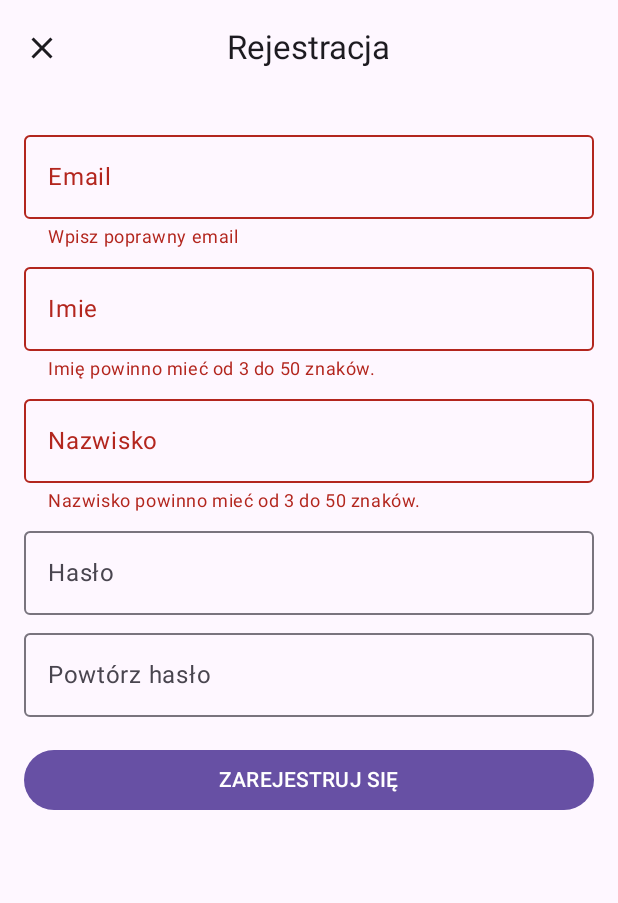
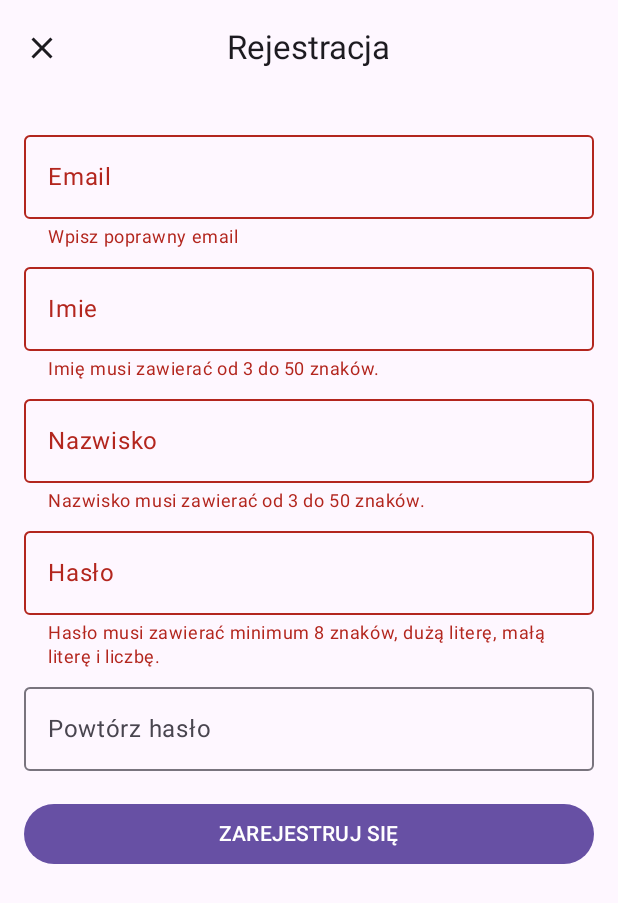
Before and after one commit to AndroBrain/DoborPartneraAndroid, an Android app built with Jetpack Compose: the RegisterScreen screen opened through its navigation route, after a tap on "ZAREJESTRUJ SIĘ", on a phone screen of 412 x 824 dp. Shown: the top 903 px of the screen. Run offline under Robolectric (Android 15) with nearby library versions, the phone set to English and light mode, and no system bars; our stand-ins replace Dagger/Hilt's generated code, accompanist; 5 statements that could not run were skipped.

Commit message:
Add password validation

```diff
--- /dev/null
+++ b/app/src/main/java/ee/pw/edu/pl/doborpartnera/core/validation/PasswordValidator.kt
@@ -0,0 +1,11 @@
+package ee.pw.edu.pl.doborpartnera.core.validation
+
+import ee.pw.edu.pl.doborpartnera.R
+
+object PasswordValidator : FieldValidator {
+    override val errorMessage: Int
+        get() = R.string.validation_err_password
+
+    override fun validate(field: Any?) =
+        field is String && field.length > 8 && field.any { it.isUpperCase() } && field.any { it.isLowerCase() } && field.any { it.isDigit() }
+}
--- a/app/src/main/java/ee/pw/edu/pl/doborpartnera/ui/screen/auth/register/RegisterScreen.kt
+++ b/app/src/main/java/ee/pw/edu/pl/doborpartnera/ui/screen/auth/register/RegisterScreen.kt
@@ -108,6 +108,10 @@ fun RegisterScreen(
                 },
                 maxLines = 1,
                 keyboardOptions = KeyboardOptions(imeAction = ImeAction.Next),
+                supportingText = {
+                    state.value.passwordError?.let { error -> Text(text = stringResource(id = error)) }
+                },
+                isError = state.value.passwordError != null,
             )
             OutlinedTextField(
                 modifier = textFieldModifier,
--- a/app/src/main/java/ee/pw/edu/pl/doborpartnera/ui/screen/auth/register/RegisterState.kt
+++ b/app/src/main/java/ee/pw/edu/pl/doborpartnera/ui/screen/auth/register/RegisterState.kt
@@ -14,5 +14,6 @@ data class RegisterState(
     val surname: String = "",
     @StringRes val surnameError: Int? = null,
     val password: String = "",
+    @StringRes val passwordError: Int? = null,
     val repeatPassword: String = "",
 ) : UiState
--- a/app/src/main/java/ee/pw/edu/pl/doborpartnera/ui/screen/auth/register/RegisterViewModel.kt
+++ b/app/src/main/java/ee/pw/edu/pl/doborpartnera/ui/screen/auth/register/RegisterViewModel.kt
@@ -5,6 +5,7 @@ import dagger.hilt.android.lifecycle.HiltViewModel
 import ee.pw.edu.pl.doborpartnera.R
 import ee.pw.edu.pl.doborpartnera.core.validation.EmailValidator
 import ee.pw.edu.pl.doborpartnera.core.validation.NameLengthValidator
+import ee.pw.edu.pl.doborpartnera.core.validation.PasswordValidator
 import ee.pw.edu.pl.doborpartnera.core.validation.Validator
 import ee.pw.edu.pl.doborpartnera.core.viewmodel.SingleStateViewModel
 import javax.inject.Inject
@@ -27,7 +28,7 @@ class RegisterViewModel @Inject constructor(
     }
 
     fun changePassword(password: String) {
-        updateState { state -> state.copy(password = password) }
+        updateState { state -> state.copy(password = password, passwordError = null) }
     }
 
     fun changeRepeatPassword(repeatPassword: String) {
@@ -54,6 +55,10 @@ class RegisterViewModel @Inject constructor(
         if (surnameError != null) {
             updateState { state -> state.copy(surnameError = surnameError) }
         }
+        val passwordError = Validator.validate(currentState.name, PasswordValidator)
+        if (passwordError != null) {
+            updateState { state -> state.copy(passwordError = passwordError) }
+        }
     }
 
 }
--- a/app/src/main/res/values/strings.xml
+++ b/app/src/main/res/values/strings.xml
@@ -17,6 +17,7 @@
 
     <!-- Validation -->
     <string name="validation_err_email">Wpisz poprawny email</string>
-    <string name="validation_err_name_length">Imię powinno mieć od 3 do 50 znaków.</string>
-    <string name="validation_err_surname_length">Nazwisko powinno mieć od 3 do 50 znaków.</string>
+    <string name="validation_err_name_length">Imię musi zawierać od 3 do 50 znaków.</string>
+    <string name="validation_err_surname_length">Nazwisko musi zawierać od 3 do 50 znaków.</string>
+    <string name="validation_err_password">Hasło musi zawierać minimum 8 znaków, dużą literę, małą literę i liczbę.</string>
 </resources>
```
